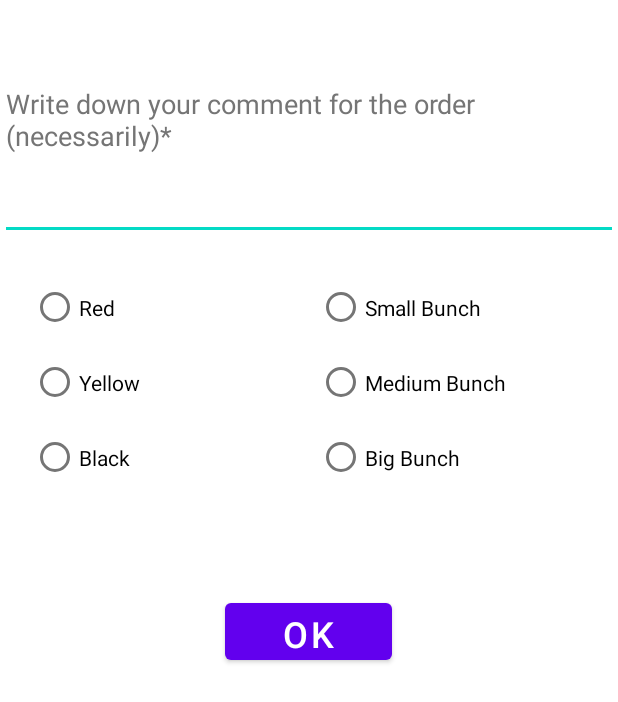
After one commit to cyberpOOP/IO-03_Vlad_Haidysh_Android, an Android app: the layout fragment_input.xml on its own in the app's theme, with its tools: preview values and no code run, on a phone screen of 412 x 824 dp. The commit adds this screen. Shown: the top 702 px of the screen. Run offline under Robolectric (Android 15) with nearby library versions, the phone set to English and light mode, and no system bars.

Commit message:
fragments ready

```diff
--- /dev/null
+++ b/Lab2/app/src/main/res/layout/fragment_input.xml
@@ -0,0 +1,102 @@
+<?xml version="1.0" encoding="utf-8"?>
+<FrameLayout xmlns:android="http://schemas.android.com/apk/res/android"
+    xmlns:app="http://schemas.android.com/apk/res-auto"
+    xmlns:tools="http://schemas.android.com/tools"
+    android:layout_width="match_parent"
+    android:layout_height="match_parent"
+    tools:context=".InputFragment">
+
+    <androidx.constraintlayout.widget.ConstraintLayout
+        android:layout_width="match_parent"
+        android:layout_height="match_parent">
+
+        <RadioGroup
+            android:id="@+id/radioBunch"
+            android:layout_width="180dp"
+            android:layout_height="150dp"
+            android:layout_marginTop="20dp"
+            android:layout_marginEnd="10dp"
+            app:layout_constraintEnd_toEndOf="parent"
+            app:layout_constraintStart_toEndOf="@+id/radioColor"
+            app:layout_constraintTop_toBottomOf="@+id/textInputEditText">
+
+            <RadioButton
+                android:id="@+id/radioSmall"
+                android:layout_width="match_parent"
+                android:layout_height="50dp"
+                android:text="@string/small_bunch" />
+
+            <RadioButton
+                android:id="@+id/radioMedium"
+                android:layout_width="match_parent"
+                android:layout_height="50dp"
+                android:text="@string/medium_bunch" />
+
+            <RadioButton
+                android:id="@+id/radioBig"
+                android:layout_width="match_parent"
+                android:layout_height="50dp"
+                android:text="@string/big_bunch" />
+        </RadioGroup>
+
+        <RadioGroup
+            android:id="@+id/radioColor"
+            android:layout_width="180dp"
+            android:layout_height="150dp"
+            android:layout_marginStart="10dp"
+            android:layout_marginTop="20dp"
+            app:layout_constraintEnd_toStartOf="@+id/radioBunch"
+            app:layout_constraintStart_toStartOf="parent"
+            app:layout_constraintTop_toBottomOf="@+id/textInputEditText">
+
+            <RadioButton
+                android:id="@+id/radioRed"
+                android:layout_width="match_parent"
+                android:layout_height="50dp"
+                android:text="@string/red" />
+
+            <RadioButton
+                android:id="@+id/radioYellow"
+                android:layout_width="match_parent"
+                android:layout_height="50dp"
+                android:text="@string/yellow" />
+
+            <RadioButton
+                android:id="@+id/radioBlack"
+                android:layout_width="match_parent"
+                android:layout_height="50dp"
+                android:text="@string/black" />
+        </RadioGroup>
+
+        <com.google.android.material.textfield.TextInputEditText
+            android:id="@+id/textInputEditText"
+            android:layout_width="match_parent"
+            android:layout_height="160dp"
+            android:hint="@string/TextField"
+            android:textColorHint="#757575"
+            app:layout_constraintEnd_toEndOf="parent"
+            app:layout_constraintStart_toStartOf="parent"
+            app:layout_constraintTop_toTopOf="parent" />
+
+        <Button
+            android:id="@+id/button"
+            android:layout_width="111dp"
+            android:layout_height="50dp"
+            android:textSize="24sp"
+            android:text="@string/ButtonOK"
+            app:layout_constraintBottom_toBottomOf="parent"
+            app:layout_constraintEnd_toEndOf="parent"
+            app:layout_constraintHorizontal_bias="0.498"
+            app:layout_constraintStart_toStartOf="parent"
+            app:layout_constraintTop_toBottomOf="@+id/textInputEditText"
+            app:layout_constraintVertical_bias="0.384" />
+
+    </androidx.constraintlayout.widget.ConstraintLayout>
+
+    <com.google.android.material.textfield.TextInputLayout
+        android:layout_width="match_parent"
+        android:layout_height="160dp">
+
+    </com.google.android.material.textfield.TextInputLayout>
+
+</FrameLayout>
--- a/Lab2/app/src/main/res/layout/fragment_main.xml
+++ b/Lab2/app/src/main/res/layout/fragment_result.xml
@@ -3,7 +3,7 @@
     xmlns:tools="http://schemas.android.com/tools"
     android:layout_width="match_parent"
     android:layout_height="match_parent"
-    tools:context=".MainFragment">
+    tools:context=".ResultFragment">
 
     <TextView
         android:id="@+id/textView"
```
Also changed, not shown: Lab2/app/src/main/res/layout/activity_main.xml (+22 -98 lines).
